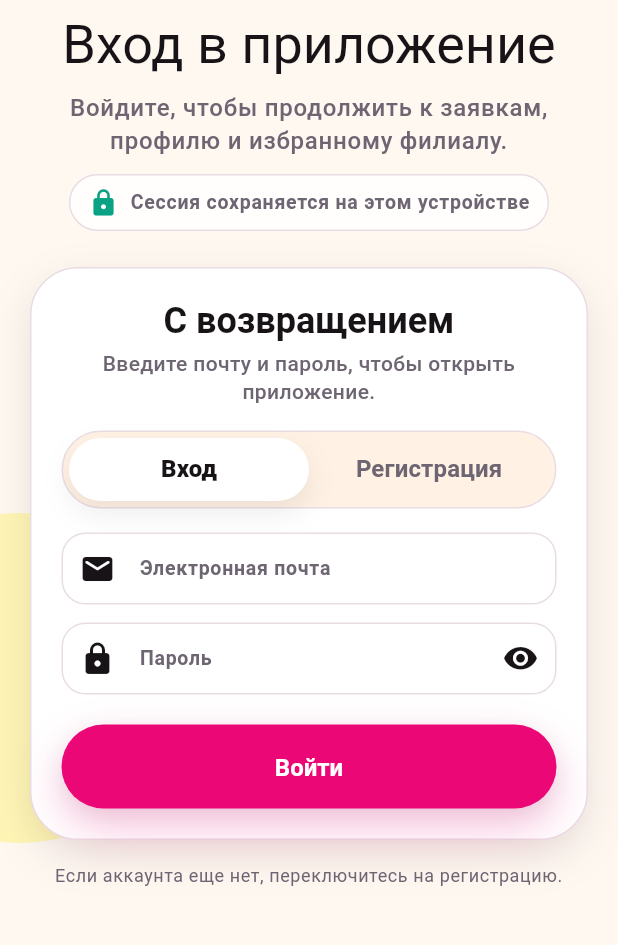
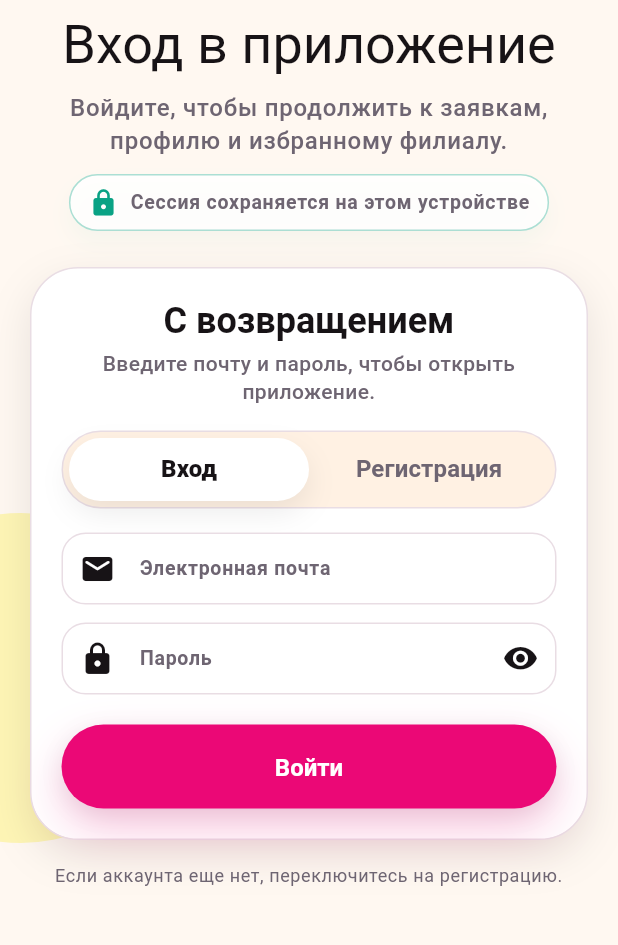
Before and after one commit to 4spanch1k/StarKids, a Flutter app: the screen it shows after launch, on a phone screen of 412 x 824 dp, the part 273-1218 px from its top. Run offline on Flutter 3.47's test engine with Material 3 defaults, Android fonts, the phone set to English and light mode, and no system bars; our stand-ins replace permission_handler, shared_preferences; network calls fail; Roboto replaces fonts that are missing (Manrope, Sora).

Commit message:
Improve mobile auth motion

```diff
--- a/mobile_app/lib/features/auth/presentation/pages/email_auth_gate_page.dart
+++ b/mobile_app/lib/features/auth/presentation/pages/email_auth_gate_page.dart
@@ -1,4 +1,7 @@
+import 'dart:async';
+
 import 'package:flutter/material.dart';
+import 'package:flutter/services.dart';
 
 import '../../../../app/di/service_registry.dart';
 import '../../../../core/design_system/foundations/star_kids_colors.dart';
@@ -83,6 +86,7 @@ class _EmailAuthGatePageState extends State<EmailAuthGatePage>
       return;
     }
 
+    unawaited(HapticFeedback.selectionClick());
     setState(() {
       _mode = mode;
       _confirmPasswordController.clear();
@@ -412,6 +416,22 @@ class _AuthTrustChip extends StatelessWidget {
 
   @override
   Widget build(BuildContext context) {
+    return const _AnimatedAuthTrustChip();
+  }
+}
+
+class _AnimatedAuthTrustChip extends StatelessWidget {
+  const _AnimatedAuthTrustChip();
+
+  @override
+  Widget build(BuildContext context) {
+    return TweenAnimationBuilder<double>(
+      tween: Tween(begin: 0, end: 1),
+      duration: const Duration(milliseconds: 920),
+      curve: Curves.easeOutCubic,
+      builder: (context, value, child) {
+        final entryGlow = 1 - value;
+
         return Container(
           padding: const EdgeInsets.symmetric(
             horizontal: StarKidsSpacing.md,
@@ -420,8 +440,32 @@ class _AuthTrustChip extends StatelessWidget {
           decoration: BoxDecoration(
             color: StarKidsColors.surfacePrimary.withValues(alpha: 0.84),
             borderRadius: BorderRadius.circular(StarKidsRadii.full),
-        border: Border.all(color: StarKidsColors.borderDefault),
+            border: Border.all(
+              color: Color.lerp(
+                StarKidsColors.borderDefault,
+                StarKidsColors.brandSecondary.withValues(alpha: 0.34),
+                value,
+              )!,
             ),
+            boxShadow: [
+              BoxShadow(
+                color: StarKidsColors.brandSecondary.withValues(
+                  alpha: 0.04 + entryGlow * 0.08,
+                ),
+                blurRadius: 12 + entryGlow * 12,
+                offset: const Offset(0, 8),
+              ),
+            ],
+          ),
+          child: Opacity(
+            opacity: 0.72 + value * 0.28,
+            child: Transform.translate(
+              offset: Offset(0, 6 * entryGlow),
+              child: child,
+            ),
+          ),
+        );
+      },
       child: Row(
         mainAxisSize: MainAxisSize.min,
         children: [
@@ -498,6 +542,12 @@ class _AuthFormCard extends StatelessWidget {
         border: Border.all(color: StarKidsColors.borderDefault),
         boxShadow: StarKidsShadows.depth2,
       ),
+      child: AnimatedSize(
+        duration: const Duration(milliseconds: 280),
+        reverseDuration: const Duration(milliseconds: 220),
+        curve: Curves.easeOutCubic,
+        alignment: Alignment.topCenter,
+        clipBehavior: Clip.none,
         child: Form(
           key: formKey,
           autovalidateMode: autovalidateMode,
@@ -584,7 +634,8 @@ class _AuthFormCard extends StatelessWidget {
                       },
                       suffix: _PasswordVisibilityButton(
                         isVisible: isPasswordVisible,
-                      onPressed: isLoading ? null : onPasswordVisibilityChanged,
+                        onPressed:
+                            isLoading ? null : onPasswordVisibilityChanged,
                       ),
                     ),
                     AnimatedSwitcher(
@@ -607,7 +658,9 @@ class _AuthFormCard extends StatelessWidget {
                                 enabled: !isLoading,
                                 obscureText: !isConfirmPasswordVisible,
                                 validator: confirmationValidator,
-                              autofillHints: const [AutofillHints.newPassword],
+                                autofillHints: const [
+                                  AutofillHints.newPassword
+                                ],
                                 onFieldSubmitted: (_) {
                                   if (!isLoading) {
                                     onSubmit();
@@ -656,6 +709,7 @@ class _AuthFormCard extends StatelessWidget {
                 ),
               ),
             ],
+          ),
         ),
       ),
     );
```
Also changed, not shown: mobile_app/lib/app/router/app_router.dart (+26 -3 lines). Lines whose indentation alone changed are shown as unchanged.
